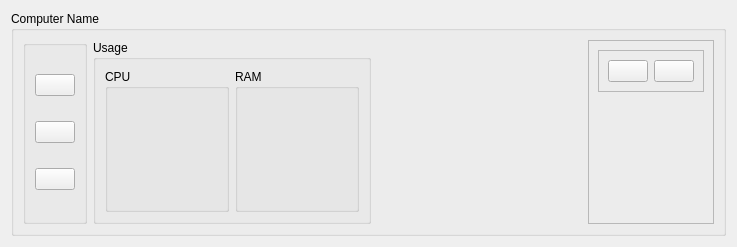
Old version of the form computerwidget.ui in the repository Elnhomantia/ServerManager.
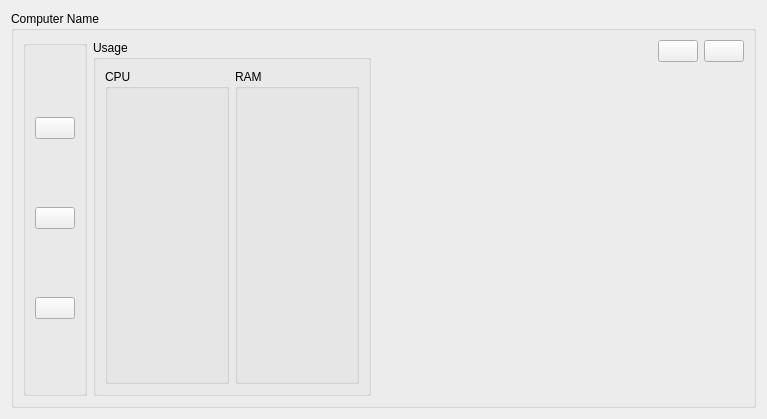
New version of the form. Icons and pictures are not drawn. Custom widgets are drawn as their Qt base class.

Commit message: add modify computer window + start stopping user from exiting window if form not filled

What changed in the file:
```diff
--- a/computerwidget.ui
+++ b/computerwidget.ui
@@ -6,8 +6,8 @@
    <rect>
     <x>0</x>
     <y>0</y>
-    <width>737</width>
-    <height>247</height>
+    <width>767</width>
+    <height>419</height>
    </rect>
   </property>
   <property name="sizePolicy">
@@ -150,23 +150,9 @@
        </spacer>
       </item>
       <item>
-       <widget class="QFrame" name="frame">
-        <property name="frameShape">
-         <enum>QFrame::Shape::StyledPanel</enum>
-        </property>
-        <property name="frameShadow">
-         <enum>QFrame::Shadow::Raised</enum>
-        </property>
-        <layout class="QVBoxLayout" name="verticalLayout_3">
+       <layout class="QVBoxLayout" name="verticalLayout_5">
          <item>
-          <widget class="QFrame" name="frame_2">
-           <property name="frameShape">
-            <enum>QFrame::Shape::StyledPanel</enum>
-           </property>
-           <property name="frameShadow">
-            <enum>QFrame::Shadow::Raised</enum>
-           </property>
-           <layout class="QHBoxLayout" name="horizontalLayout_2">
+         <layout class="QHBoxLayout" name="horizontalLayout_7">
             <item>
              <widget class="QPushButton" name="editComputerButton">
               <property name="text">
@@ -178,7 +164,7 @@
              </widget>
             </item>
             <item>
-             <widget class="QPushButton" name="removeComputerPushButton">
+           <widget class="QPushButton" name="removeComputerButton">
               <property name="text">
                <string/>
               </property>
@@ -188,7 +174,6 @@
              </widget>
             </item>
            </layout>
-          </widget>
          </item>
          <item>
           <spacer name="verticalSpacer_2">
@@ -204,7 +189,6 @@
           </spacer>
          </item>
         </layout>
-       </widget>
       </item>
      </layout>
     </widget>
```
Lines whose indentation alone changed are shown as unchanged. The commit also changes 14 other files.
